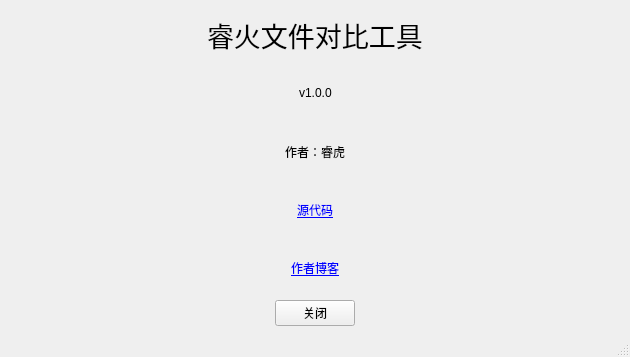
The window that aboutwindow.ui (laisc7301/RuihuoFileComparison) describes before a commit, drawn with Qt 5.
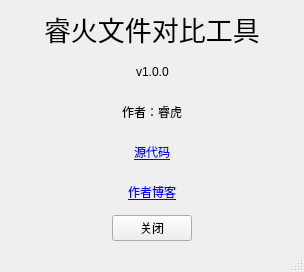
The same window after the commit.

What changed in the file:
```diff
--- a/aboutwindow.ui
+++ b/aboutwindow.ui
@@ -6,8 +6,8 @@
    <rect>
     <x>0</x>
     <y>0</y>
-    <width>630</width>
-    <height>357</height>
+    <width>304</width>
+    <height>272</height>
    </rect>
   </property>
   <property name="windowTitle">
```
Left out of the diff: 2 changed lines with no effect on the pictures.
